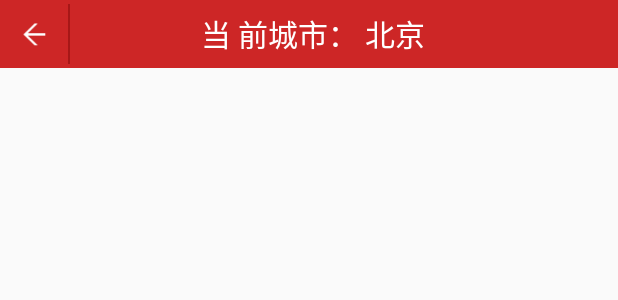
After one commit to kkllkxf/Miniweather, an Android app: the layout select_city.xml on its own in the app's theme, with its tools: preview values and no code run, on a phone screen of 412 x 824 dp. The commit adds this screen. Shown: the top 300 px of the screen. Run offline under Robolectric (Android 15) with nearby library versions, the phone set to English and light mode, and no system bars.

Commit message:
制作选择城市页面

```diff
--- a/app/src/main/AndroidManifest.xml
+++ b/app/src/main/AndroidManifest.xml
@@ -18,6 +18,9 @@
             </intent-filter>
         </activity>
 
+        <activity android:name=".SelectCity">
+        </activity>                            //在AndroidManifest.xml文件中 注册Activity—SelectCity
+
     </application>
 
 </manifest>
--- /dev/null
+++ b/app/src/main/res/layout/select_city.xml
@@ -0,0 +1,35 @@
+<?xml version="1.0" encoding="utf-8"?>
+<RelativeLayout xmlns:android="http://schemas.android.com/apk/res/android"
+android:layout_width="match_parent"
+android:layout_height="match_parent">
+
+    <RelativeLayout
+        android:layout_width="fill_parent"
+        android:layout_height="45.0dip"
+        android:background="#ffcd2626" >
+        <TextView
+            android:id="@+id/title_name"
+            android:layout_width="fill_parent"
+            android:layout_height="fill_parent"
+            android:gravity="center"
+            android:text=" 当 前城市： 北京"
+            android:textColor="#ffffffff"
+            android:textSize="20.0dip" />
+        <ImageView
+            android:id="@+id/title_back"
+            android:layout_width="45.0dip"
+            android:layout_height="45.0dip"
+            android:layout_alignParentLeft="true"
+            android:layout_centerVertical="true"
+            android:src="@drawable/base_action_bar_back_normal"/>
+        <ImageView
+            android:layout_width="1.0dip"
+            android:layout_height="40dip"
+            android:layout_centerVertical="true"
+            android:layout_gravity="center"
+            android:layout_toRightOf="@id/title_back"
+            android:background="#A71717"
+            android:gravity="center" />
+    </RelativeLayout>
+
+</RelativeLayout>
```
Also changed, not shown: app/src/main/java/kangxiaofei/miniweather/MainActivity.java (+30 -0 lines), app/src/main/java/kangxiaofei/miniweather/SelectCity.java (added, +40 -0 lines), app/src/main/res/drawable/base_action_bar_back_normal.png (added).
